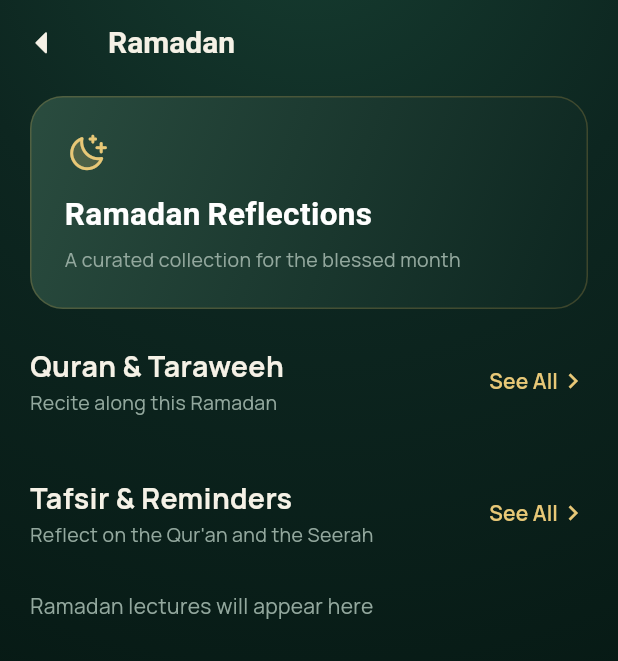
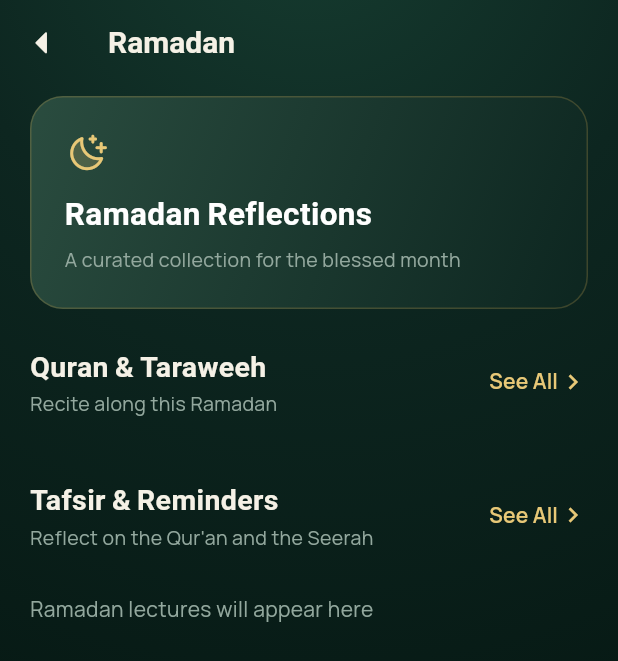
Before and after one commit to Academykw/Ulama_circle, a Flutter app: the RamadanScreen screen opened directly, on a phone screen of 412 x 824 dp. Shown: the top 661 px of the screen. Run offline on Flutter 3.47's test engine with Material 3 defaults, Android fonts, the phone set to English and light mode, and no system bars; our stand-ins replace app_links, audio_service, cached_network_image, carousel_slider, cloud_firestore, cloud_functions and 17 more; missing offline and left inert: dart:js_interop, in_app_update; accounts and stored records are empty; generated files the repository leaves out were written again; Roboto replaces fonts that are missing (Petrona).

Commit message:
new features added

```diff
--- a/lib/providers/history_provider.dart
+++ b/lib/providers/history_provider.dart
@@ -25,7 +25,7 @@ final historyProvider = Provider<List<HistoryEntry>>((ref) {
 final continueListeningProvider = Provider<HistoryEntry?>((ref) {
   final history = ref.watch(historyProvider);
   for (final entry in history) {
-    if (entry.isResumable) return entry;
+    if (entry.isContinuable) return entry;
   }
   return null;
 });
--- a/lib/screens/home/home_screen.dart
+++ b/lib/screens/home/home_screen.dart
@@ -2,6 +2,7 @@ import 'package:flutter/material.dart';
 import 'package:flutter_riverpod/flutter_riverpod.dart';
 
 import '../../core/theme/app_theme.dart';
+import '../../l10n/app_localizations.dart';
 import '../../providers/content_providers.dart';
 import 'widgets/banner_carousel.dart';
 import 'widgets/browse_grid.dart';
@@ -23,7 +24,7 @@ class HomeScreen extends ConsumerWidget {
   @override
   Widget build(BuildContext context, WidgetRef ref) {
     return Scaffold(
-      backgroundColor: AppColors.charcoal,
+      backgroundColor: Colors.transparent,
       body: SafeArea(
         child: RefreshIndicator(
           color: AppColors.gold,
@@ -83,11 +84,7 @@ class SectionHeader extends StatelessWidget {
               children: [
                 Text(
                   title,
-                  style: TextStyle(
-                    color: AppColors.cream,
-                    fontSize: 19,
-                    fontWeight: FontWeight.w700,
-                  ),
+                  style: AppTheme.display(size: 19, weight: FontWeight.w700),
                 ),
                 if (subtitle != null) ...[
                   const SizedBox(height: 2),
@@ -107,13 +104,14 @@ class SectionHeader extends StatelessWidget {
                 foregroundColor: AppColors.gold,
                 padding: const EdgeInsets.symmetric(horizontal: 8),
               ),
-              child: const Row(
+              child: Row(
                 mainAxisSize: MainAxisSize.min,
                 children: [
-                  Text('See All',
-                      style: TextStyle(
+                  Text(L10n.of(context).seeAll,
+                      style: const TextStyle(
                           color: AppColors.gold, fontWeight: FontWeight.w600)),
-                  Icon(Icons.chevron_right, color: AppColors.gold, size: 20),
+                  const Icon(Icons.chevron_right,
+                      color: AppColors.gold, size: 20),
                 ],
               ),
             ),
```
Also changed, not shown: lib/models/history_entry.dart (+14 -0 lines), 11 other files.
